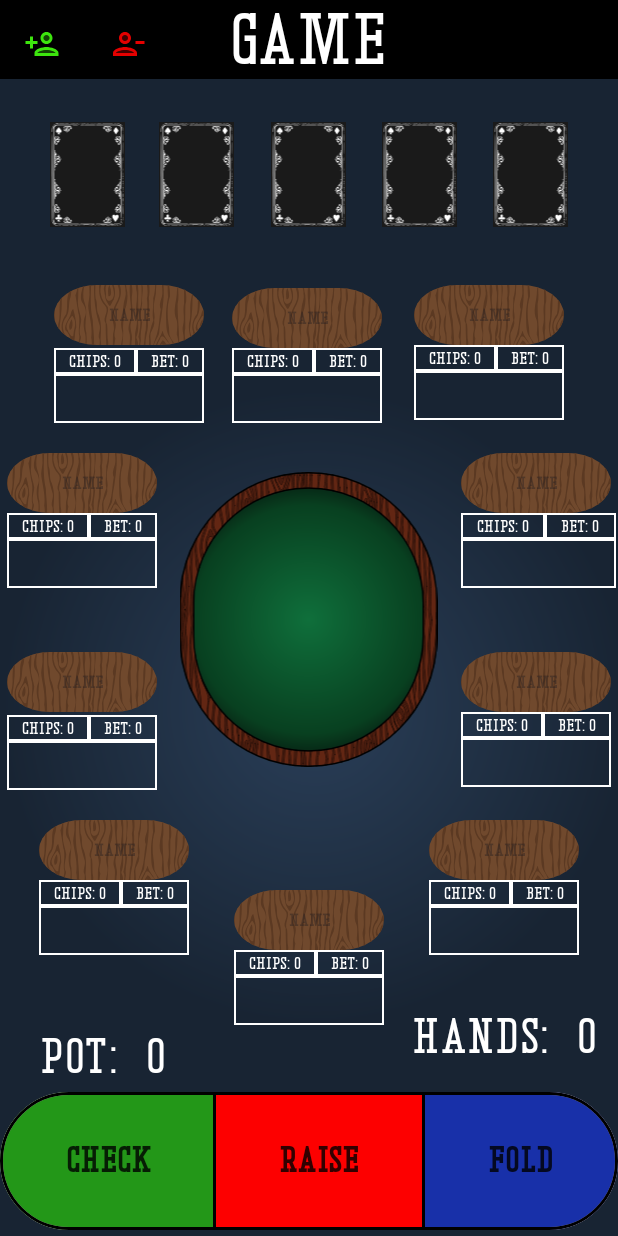
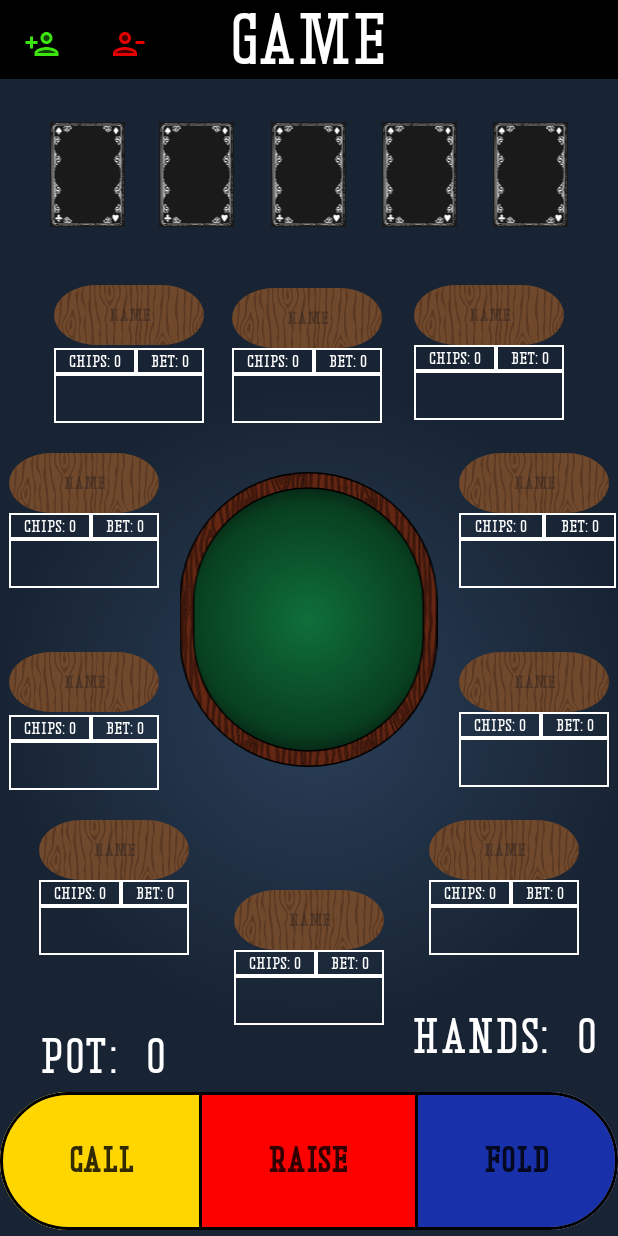
Before and after one commit to Mark-Campanella/Poker_Manager, an Android app: the GameActivity screen opened directly, with no data from a screen before it, on a phone screen of 412 x 824 dp. Run offline under Robolectric (Android 15) with nearby library versions, the phone set to English and light mode, and no system bars; 7 statements that could not run were skipped.

Commit message:
Tela do Jogo|Tela de Setup: correção de layout

```diff
--- a/app/src/main/res/layout/activity_game.xml
+++ b/app/src/main/res/layout/activity_game.xml
@@ -175,7 +175,8 @@
                 app:layout_constraintHorizontal_bias="0.5"
                 app:layout_constraintStart_toEndOf="@+id/seat_6"
                 app:layout_constraintTop_toTopOf="parent"
-                app:layout_constraintVertical_bias="1.0" />
+                app:layout_constraintVertical_bias="1.0"
+                app:layout_constraintVertical_chainStyle="spread" />
 
             <EditText
                 android:id="@+id/seat_6"
@@ -213,6 +214,7 @@
                 app:layout_constraintEnd_toEndOf="parent"
                 app:layout_constraintEnd_toStartOf="@+id/seat_3"
                 app:layout_constraintHorizontal_bias="0.5"
+                app:layout_constraintHorizontal_chainStyle="packed"
                 app:layout_constraintStart_toStartOf="parent"
                 app:layout_constraintTop_toBottomOf="@+id/seat_6"
                 app:layout_constraintVertical_bias="1.0"
@@ -231,6 +233,7 @@
                 app:layout_constraintEnd_toEndOf="parent"
                 app:layout_constraintEnd_toStartOf="@+id/seat_2"
                 app:layout_constraintHorizontal_bias="0.5"
+                app:layout_constraintHorizontal_chainStyle="packed"
                 app:layout_constraintStart_toStartOf="parent"
                 app:layout_constraintTop_toBottomOf="@+id/seat_7"
                 app:layout_constraintVertical_bias="0.211" />
@@ -919,9 +922,9 @@
                 android:layout_width="wrap_content"
                 android:layout_height="match_parent"
                 android:layout_weight="50"
-                android:backgroundTint="#4F2FFF00"
+                android:backgroundTint="@color/call"
                 android:fontFamily="@font/jokeswild"
-                android:text="CHECK"
+                android:text="CALL"
                 android:textAlignment="center"
                 android:textAllCaps="true"
                 android:textColor="#CD000000"
--- a/app/src/main/res/values/colors.xml
+++ b/app/src/main/res/values/colors.xml
@@ -9,5 +9,5 @@
     <color name="out">#AA00FF</color>
     <color name="turn">#FFFF6D00</color>
     <color name="in">#2B2B2B</color>
-
+    <color name="call">#FFD600</color>
 </resources>
```
Also changed, not shown: app/src/main/res/layout/activity_setup.xml (+23 -4 lines).
